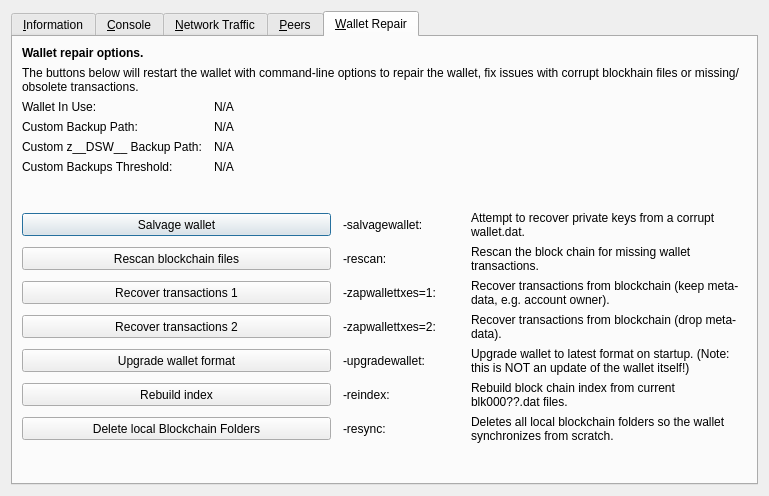
First picture: the form in src/qt/forms/rpcconsole.ui, repository decenomy/DSW, before the edit.
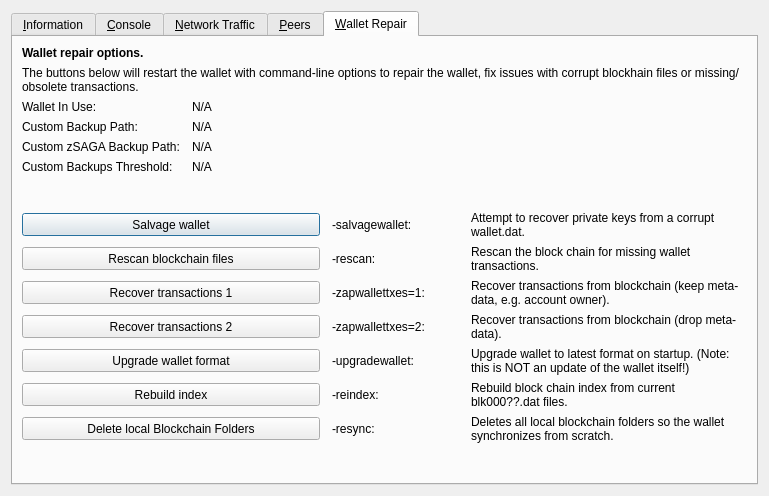
Second picture: the form after the edit. The open tabs and pages were chosen to show the change. Icons and pictures are not drawn. Custom widgets are drawn as their Qt base class.

What changed in the file:
```diff
--- a/src/qt/forms/rpcconsole.ui
+++ b/src/qt/forms/rpcconsole.ui
@@ -1333,7 +1333,7 @@
           <bool>false</bool>
          </property>
          <property name="text">
-          <string>Custom z__DSW__ Backup Path:</string>
+          <string>Custom zSAGA Backup Path:</string>
          </property>
         </widget>
        </item>
```
Left out of the diff: 2 changed lines with no effect on the pictures.
